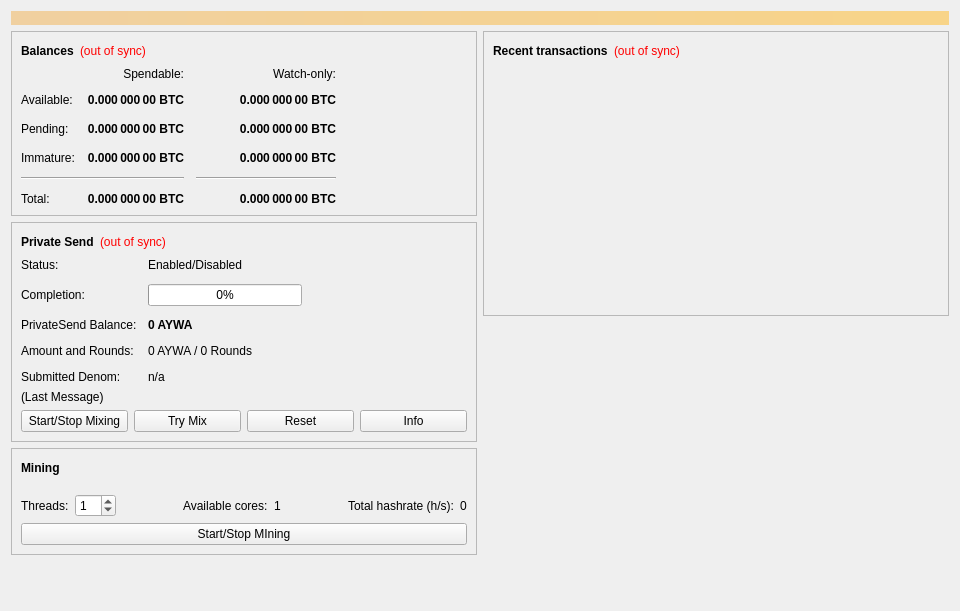
The window that src/qt/forms/overviewpage.ui (GetAywa/AywaCore) describes before a commit, drawn with Qt 5.
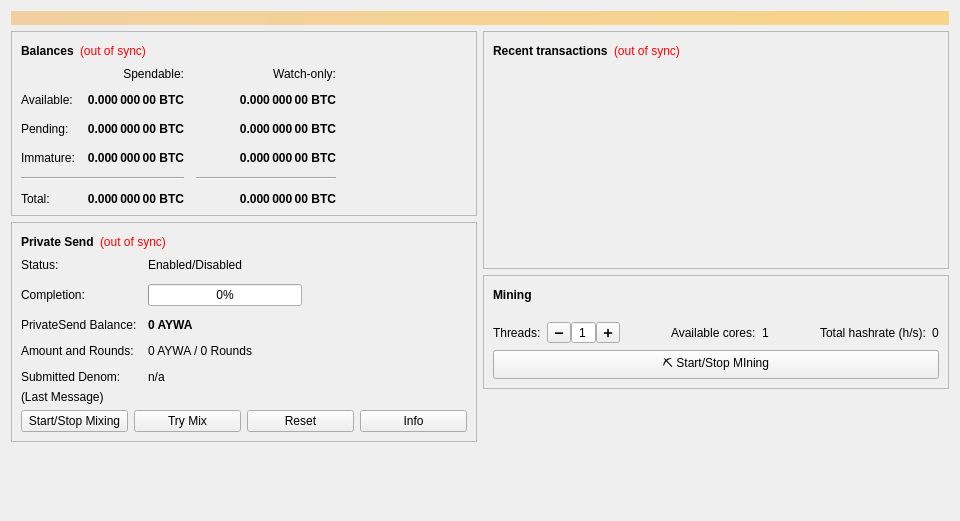
The same window after the commit.

What changed in the file:
```diff
--- a/src/qt/forms/overviewpage.ui
+++ b/src/qt/forms/overviewpage.ui
@@ -7,7 +7,7 @@
     <x>0</x>
     <y>0</y>
     <width>960</width>
-    <height>611</height>
+    <height>521</height>
    </rect>
   </property>
   <property name="minimumSize">
@@ -640,6 +640,100 @@
         </widget>
        </item>
        <item>
+        <spacer name="verticalSpacer">
+         <property name="orientation">
+          <enum>Qt::Vertical</enum>
+         </property>
+         <property name="sizeHint" stdset="0">
+          <size>
+           <width>20</width>
+           <height>40</height>
+          </size>
+         </property>
+        </spacer>
+       </item>
+      </layout>
+     </item>
+     <item>
+      <layout class="QVBoxLayout" name="verticalLayout_3">
+       <item>
+        <widget class="QFrame" name="frame_2">
+         <property name="frameShape">
+          <enum>QFrame::StyledPanel</enum>
+         </property>
+         <property name="frameShadow">
+          <enum>QFrame::Raised</enum>
+         </property>
+         <layout class="QVBoxLayout" name="verticalLayout">
+          <item>
+           <layout class="QHBoxLayout" name="horizontalLayout_2">
+            <item>
+             <widget class="QLabel" name="label_4">
+              <property name="font">
+               <font>
+                <weight>75</weight>
+                <bold>true</bold>
+               </font>
+              </property>
+              <property name="text">
+               <string>Recent transactions</string>
+              </property>
+             </widget>
+            </item>
+            <item>
+             <widget class="QLabel" name="labelTransactionsStatus">
+              <property name="toolTip">
+               <string>The displayed information may be out of date. Your wallet automatically synchronizes with the Aywa network after a connection is established, but this process has not completed yet.</string>
+              </property>
+              <property name="styleSheet">
+               <string notr="true">QLabel { color: red; }</string>
+              </property>
+              <property name="text">
+               <string notr="true">(out of sync)</string>
+              </property>
+              <property name="alignment">
+               <set>Qt::AlignLeading|Qt::AlignLeft|Qt::AlignVCenter</set>
+              </property>
+             </widget>
+            </item>
+            <item>
+             <spacer name="horizontalSpacer">
+              <property name="orientation">
+               <enum>Qt::Horizontal</enum>
+              </property>
+              <property name="sizeHint" stdset="0">
+               <size>
+                <width>40</width>
+                <height>20</height>
+               </size>
+              </property>
+             </spacer>
+            </item>
+           </layout>
+          </item>
+          <item>
+           <widget class="QListView" name="listTransactions">
+            <property name="styleSheet">
+             <string notr="true">QListView { background: transparent; }</string>
+            </property>
+            <property name="frameShape">
+             <enum>QFrame::NoFrame</enum>
+            </property>
+            <property name="verticalScrollBarPolicy">
+             <enum>Qt::ScrollBarAlwaysOff</enum>
+            </property>
+            <property name="horizontalScrollBarPolicy">
+             <enum>Qt::ScrollBarAlwaysOff</enum>
+            </property>
+            <property name="selectionMode">
+             <enum>QAbstractItemView::NoSelection</enum>
+            </property>
+           </widget>
+          </item>
+         </layout>
+        </widget>
+       </item>
+       <item>
         <widget class="QFrame" name="frameMIning">
          <property name="frameShape">
           <enum>QFrame::StyledPanel</enum>
@@ -702,11 +796,47 @@
                </widget>
               </item>
               <item>
-               <widget class="QSpinBox" name="spinBoxMiningThreads">
-                <property name="value">
-                 <number>1</number>
+               <layout class="QHBoxLayout" name="horizontalLayout_7">
+                <property name="spacing">
+                 <number>0</number>
                 </property>
-               </widget>
+                <property name="rightMargin">
+                 <number>0</number>
+                </property>
+                <item>
+                 <widget class="QToolButton" name="toolButton">
+                  <property name="text">
+                   <string>➖</string>
+                  </property>
+                 </widget>
+                </item>
+                <item>
+                 <widget class="QSpinBox" name="spinBoxMiningThreads">
+                  <property name="focusPolicy">
+                   <enum>Qt::NoFocus</enum>
+                  </property>
+                  <property name="alignment">
+                   <set>Qt::AlignCenter</set>
+                  </property>
+                  <property name="buttonSymbols">
+                   <enum>QAbstractSpinBox::NoButtons</enum>
+                  </property>
+                  <property name="minimum">
+                   <number>1</number>
+                  </property>
+                  <property name="value">
+                   <number>1</number>
+                  </property>
+                 </widget>
+                </item>
+                <item>
+                 <widget class="QToolButton" name="toolButton_2">
+                  <property name="text">
+                   <string>➕</string>
+                  </property>
+                 </widget>
+                </item>
+               </layout>
               </item>
               <item>
                <spacer name="horizontalSpacer_7">
@@ -767,105 +897,11 @@
             <item>
              <widget class="QPushButton" name="bnGenerate">
               <property name="text">
-               <string>Start/Stop MIning</string>
+               <string>⛏ Start/Stop MIning</string>
               </property>
              </widget>
             </item>
            </layout>
-          </item>
-         </layout>
-        </widget>
-       </item>
-       <item>
-        <spacer name="verticalSpacer">
-         <property name="orientation">
-          <enum>Qt::Vertical</enum>
-         </property>
-         <property name="sizeHint" stdset="0">
-          <size>
-           <width>20</width>
-           <height>40</height>
-          </size>
-         </property>
-        </spacer>
-       </item>
-      </layout>
-     </item>
-     <item>
-      <layout class="QVBoxLayout" name="verticalLayout_3">
-       <item>
-        <widget class="QFrame" name="frame_2">
-         <property name="frameShape">
-          <enum>QFrame::StyledPanel</enum>
-         </property>
-         <property name="frameShadow">
-          <enum>QFrame::Raised</enum>
-         </property>
-         <layout class="QVBoxLayout" name="verticalLayout">
-          <item>
-           <layout class="QHBoxLayout" name="horizontalLayout_2">
-            <item>
-             <widget class="QLabel" name="label_4">
-              <property name="font">
-               <font>
-                <weight>75</weight>
-                <bold>true</bold>
-               </font>
-              </property>
-              <property name="text">
-               <string>Recent transactions</string>
-              </property>
-             </widget>
-            </item>
-            <item>
-             <widget class="QLabel" name="labelTransactionsStatus">
-              <property name="toolTip">
-               <string>The displayed information may be out of date. Your wallet automatically synchronizes with the Aywa network after a connection is established, but this process has not completed yet.</string>
-              </property>
-              <property name="styleSheet">
-               <string notr="true">QLabel { color: red; }</string>
-              </property>
-              <property name="text">
-               <string notr="true">(out of sync)</string>
-              </property>
-              <property name="alignment">
-               <set>Qt::AlignLeading|Qt::AlignLeft|Qt::AlignVCenter</set>
-              </property>
-             </widget>
-            </item>
-            <item>
-             <spacer name="horizontalSpacer">
-              <property name="orientation">
-               <enum>Qt::Horizontal</enum>
-              </property>
-              <property name="sizeHint" stdset="0">
-               <size>
-                <width>40</width>
-                <height>20</height>
-               </size>
-              </property>
-             </spacer>
-            </item>
-           </layout>
-          </item>
-          <item>
-           <widget class="QListView" name="listTransactions">
-            <property name="styleSheet">
-             <string notr="true">QListView { background: transparent; }</string>
-            </property>
-            <property name="frameShape">
-             <enum>QFrame::NoFrame</enum>
-            </property>
-            <property name="verticalScrollBarPolicy">
-             <enum>Qt::ScrollBarAlwaysOff</enum>
-            </property>
-            <property name="horizontalScrollBarPolicy">
-             <enum>Qt::ScrollBarAlwaysOff</enum>
-            </property>
-            <property name="selectionMode">
-             <enum>QAbstractItemView::NoSelection</enum>
-            </property>
-           </widget>
           </item>
          </layout>
         </widget>
```
Left out of the diff: 35 changed lines with no effect on the pictures.
